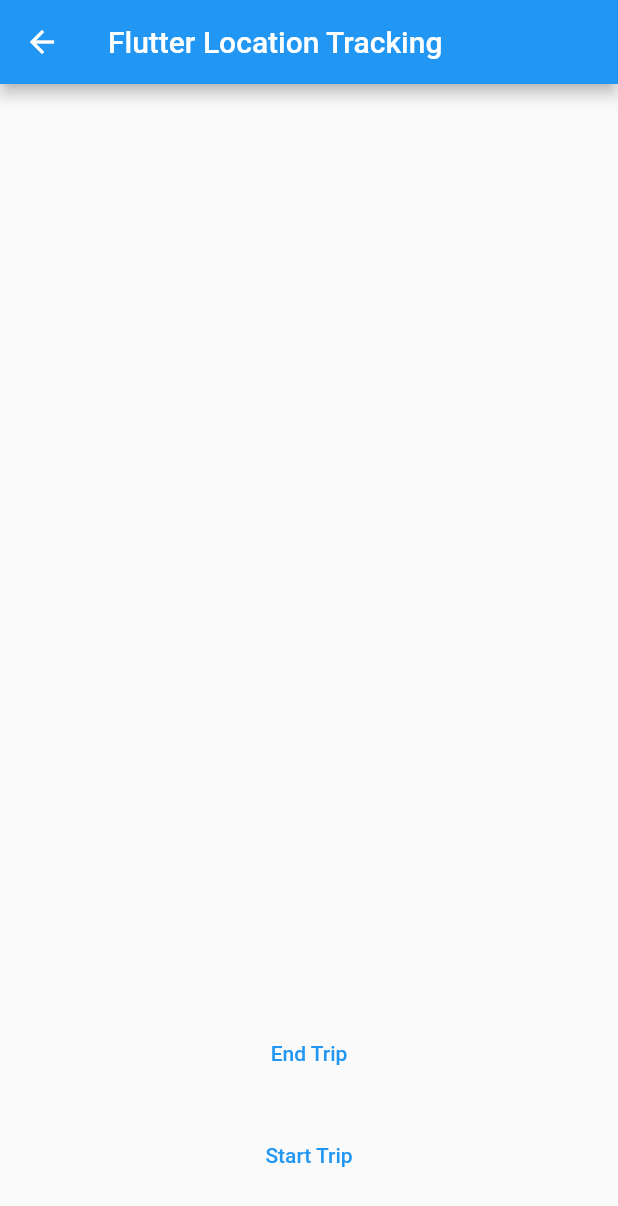
After one commit to Jon-MC-dev/flutter-2do-plano, a Flutter app: the TrackLocation screen opened directly, after a tap on "Start Trip", on a phone screen of 412 x 824 dp. The commit adds this screen. Shown: the top 1206 px of the screen. Run offline on Flutter 3.47's test engine with Material 2 defaults, Android fonts, the phone set to English and light mode, and no system bars; our stand-ins replace geolocator; missing offline and left inert: background_location.

Commit message:
background

```diff
--- a/lib/main.dart
+++ b/lib/main.dart
@@ -3,6 +3,7 @@
 
 import 'package:flutter/material.dart';
 import 'package:background_location/background_location.dart';
+import 'package:prueva_background/track_location.dart';
 
 int numero_iteraciones = 0;
 void main() async {
--- /dev/null
+++ b/lib/track_location.dart
@@ -0,0 +1,117 @@
+/*
+* Track location widget aids in the tracking and geolocation of delivery drivers during jobs.
+* It also allows background location tracking. All location coordinates are store on Firestore
+* 1) Upon pressing the 'Start Trip' button, location information is printed on screen and sent to firebase every minute
+* 2) Location updates continue to persist even if the app is in the background
+* 3) Pressing the 'Stop Trip' button stops the location tracking service.
+*
+* @author  Joshua Lim
+* @version 1.0
+* @since   04-07-2021
+*/
+
+import 'dart:async';
+import 'package:flutter/material.dart';
+import 'package:geolocator/geolocator.dart';
+import 'package:background_location/background_location.dart';
+
+class TrackLocation extends StatefulWidget {
+  @override
+  _TrackLocationState createState() => _TrackLocationState();
+}
+
+class _TrackLocationState extends State<TrackLocation> {
+  var timer;
+  List<Widget> messages = [];
+
+  @override
+  Widget build(BuildContext context) {
+    return Scaffold(
+        appBar: AppBar(
+          title: Text('Flutter Location Tracking'),
+        ),
+        body: ListView(
+          reverse: true,
+          children: [
+            SizedBox(height: 30),
+            TextButton(onPressed: start, child: Text('Start Trip')),
+            SizedBox(height: 20),
+            TextButton(onPressed: stop, child: Text('End Trip')),
+            Column(
+              children: messages,
+            )
+          ],
+        ));
+  }
+
+  /*
+    * Starts the location service and background location service.
+    * Periodically sends location every 60 seconds to firestore collection 'locations'.
+    * @return      void
+  */
+  void start() async {
+    int count = 0; //tracks how many mins have elapsed
+    print('start tracking!');
+    bool serviceEnabled;
+    LocationPermission permission;
+
+    //initialised geolocator location permissions
+    serviceEnabled = await Geolocator.isLocationServiceEnabled();
+    if (!serviceEnabled) {
+      return Future.error('Location services are disabled.');
+    }
+    permission = await Geolocator.checkPermission();
+    if (permission == LocationPermission.denied) {
+      permission = await Geolocator.requestPermission();
+      if (permission == LocationPermission.denied) {
+        return Future.error('Location permissions are denied');
+      }
+    }
+    if (permission == LocationPermission.deniedForever) {
+      // Permissions are denied forever, handle appropriately.
+      return Future.error(
+          'Location permissions are permanently denied, we cannot request permissions.');
+    }
+
+    //Used background_location to create a background location routine https://pub.dev/packages/background_location/versions/0.5.0
+    BackgroundLocation.setAndroidConfiguration(60000); //Only for android.
+    await BackgroundLocation.startLocationService();
+    //BackgroundLocation doesnt fire periodically on iOS for some reason, used Timer.periodic as a workaround to fire
+    BackgroundLocation.getLocationUpdates((location) {
+      print('in background location');
+      timer = Timer.periodic(Duration(seconds: 60), (timer) async {
+        count++;
+        //hacky, not sure why callback executes 3 times upon timer tick
+        if (count % 3 == 0) {
+          print("Getting location... count: " + count.toString());
+
+          double minutesElapsed =
+              count / 3; //get total number of minutes which has elapsed
+          Position p =
+              await Geolocator.getCurrentPosition(); //get current geo position
+
+          print('Lat: ' + p.latitude.toString()); //print lat long
+          print('Lat: ' + p.longitude.toString());
+          String m = minutesElapsed.toInt().toString() +
+              ' minute has elapsed - Lat: ' +
+              p.latitude.toString() +
+              ', Lng: ' +
+              p.longitude.toString();
+          setState(() {
+            messages.add(Text(m)); // push log message into list
+          });
+        }
+      });
+    });
+  }
+
+  /*
+    * Stops BackgroundLocation service and stops the timer.
+    * @return      void
+  */
+  void stop() {
+    BackgroundLocation.stopLocationService();
+    timer.cancel();
+    print('stop tracking!');
+  }
+}
--- a/pubspec.yaml
+++ b/pubspec.yaml
@@ -34,6 +34,7 @@
   # Use with the CupertinoIcons class for iOS style icons.
   cupertino_icons: ^1.0.2
   background_location: ^0.7.0
+  geolocator: ^7.6.2
 
 dev_dependencies:
   flutter_test:
```
Also changed, not shown: pubspec.lock, 7 other files.
